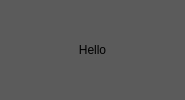
This is gamecard.ui in nothanley/ModManager as Qt 5 draws it before an edit. The edited form follows.
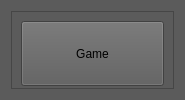
This is the edited form.

What changed in the file:
```diff
--- a/gamecard.ui
+++ b/gamecard.ui
@@ -2,6 +2,14 @@
 <ui version="4.0">
  <class>GameCard</class>
  <widget class="QWidget" name="GameCard">
+  <property name="geometry">
+   <rect>
+    <x>0</x>
+    <y>0</y>
+    <width>185</width>
+    <height>100</height>
+   </rect>
+  </property>
   <property name="sizePolicy">
    <sizepolicy hsizetype="Maximum" vsizetype="Maximum">
     <horstretch>0</horstretch>
@@ -28,13 +36,40 @@
   </property>
   <layout class="QGridLayout" name="gridLayout">
    <item row="0" column="0">
-    <widget class="QLabel" name="label">
-     <property name="text">
-      <string>Hello</string>
+    <widget class="QFrame" name="frame">
+     <property name="frameShape">
+      <enum>QFrame::StyledPanel</enum>
      </property>
-     <property name="alignment">
-      <set>Qt::AlignCenter</set>
+     <property name="frameShadow">
+      <enum>QFrame::Raised</enum>
      </property>
+     <layout class="QGridLayout" name="gridLayout_2">
+      <item row="0" column="0">
+       <widget class="QPushButton" name="GameCardButton">
+        <property name="sizePolicy">
+         <sizepolicy hsizetype="Minimum" vsizetype="Minimum">
+          <horstretch>0</horstretch>
+          <verstretch>0</verstretch>
+         </sizepolicy>
+        </property>
+        <property name="minimumSize">
+         <size>
+          <width>128</width>
+          <height>65</height>
+         </size>
+        </property>
+        <property name="maximumSize">
+         <size>
+          <width>16777214</width>
+          <height>16777215</height>
+         </size>
+        </property>
+        <property name="text">
+         <string>Game</string>
+        </property>
+       </widget>
+      </item>
+     </layout>
     </widget>
    </item>
   </layout>
```
